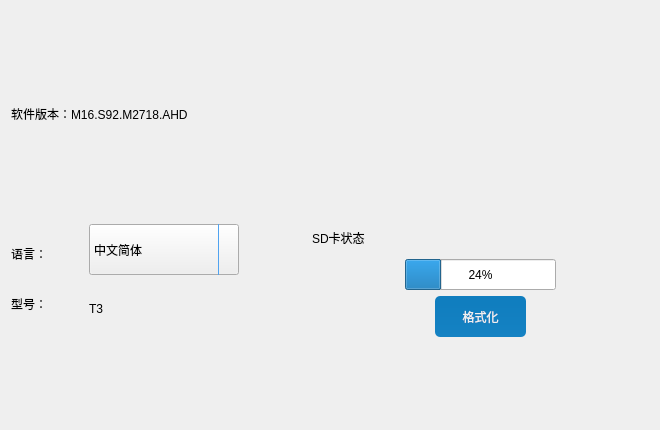
Before: the Qt Designer form about.ui in jjzhang166/DvrUI, drawn with Qt 5.
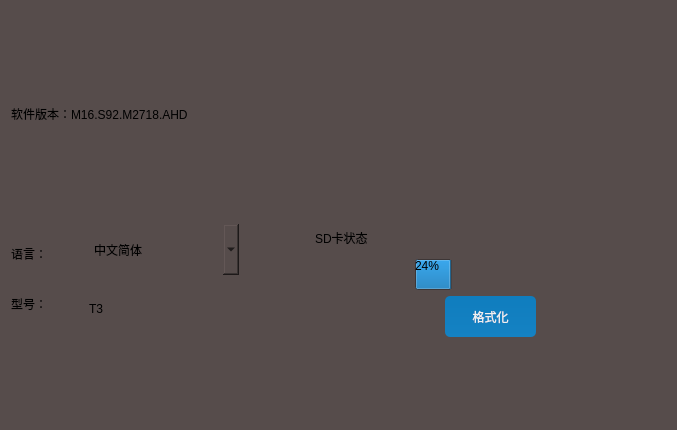
After: the same form once the commit is applied. Icons and pictures are not drawn.

What changed in the file:
```diff
--- a/about.ui
+++ b/about.ui
@@ -6,13 +6,17 @@
    <rect>
     <x>0</x>
     <y>0</y>
-    <width>660</width>
+    <width>677</width>
     <height>430</height>
    </rect>
   </property>
   <property name="windowTitle">
    <string>Dialog</string>
   </property>
+  <property name="styleSheet">
+   <string notr="true">border-radius:5px;
+background-color:#564c4b;</string>
+  </property>
   <layout class="QGridLayout" name="gridLayout" rowstretch="1,4,1,6,1">
    <item row="0" column="0">
     <spacer name="verticalSpacer_7">
@@ -138,7 +142,10 @@
             </size>
            </property>
            <property name="styleSheet">
-            <string notr="true">QComboBox::drop-down,QDateEdit::drop-down {
+            <string notr="true">background-color:rgb(38, 112, 197);
+border-radius:0px;
+
+QComboBox::drop-down,QDateEdit::drop-down {
 	subcontrol-origin: padding;
 	subcontrol-position: top right;
 	width: 15px; 
```
